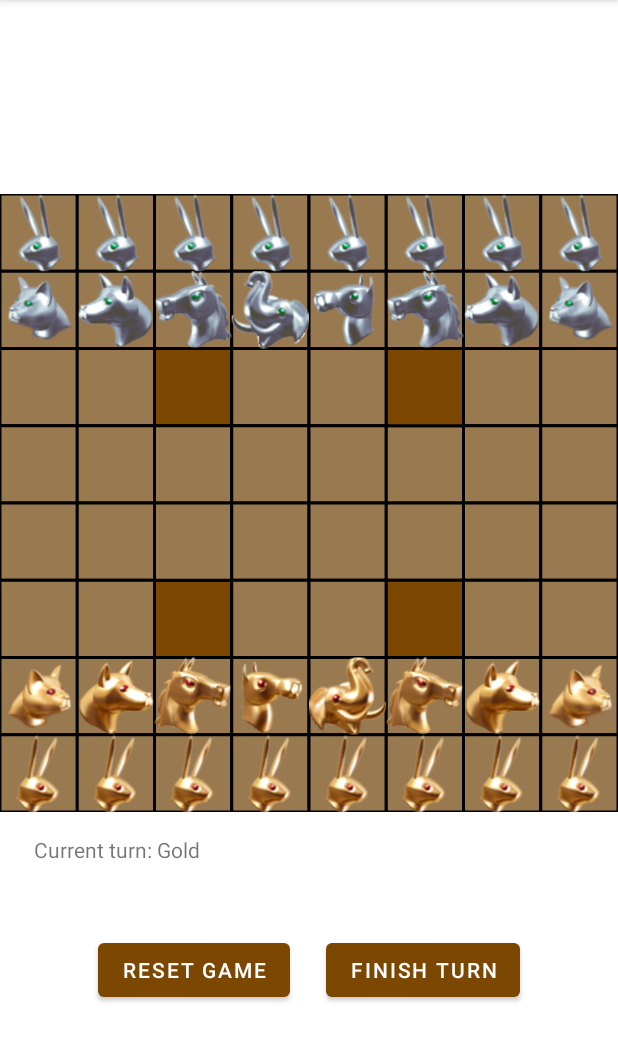
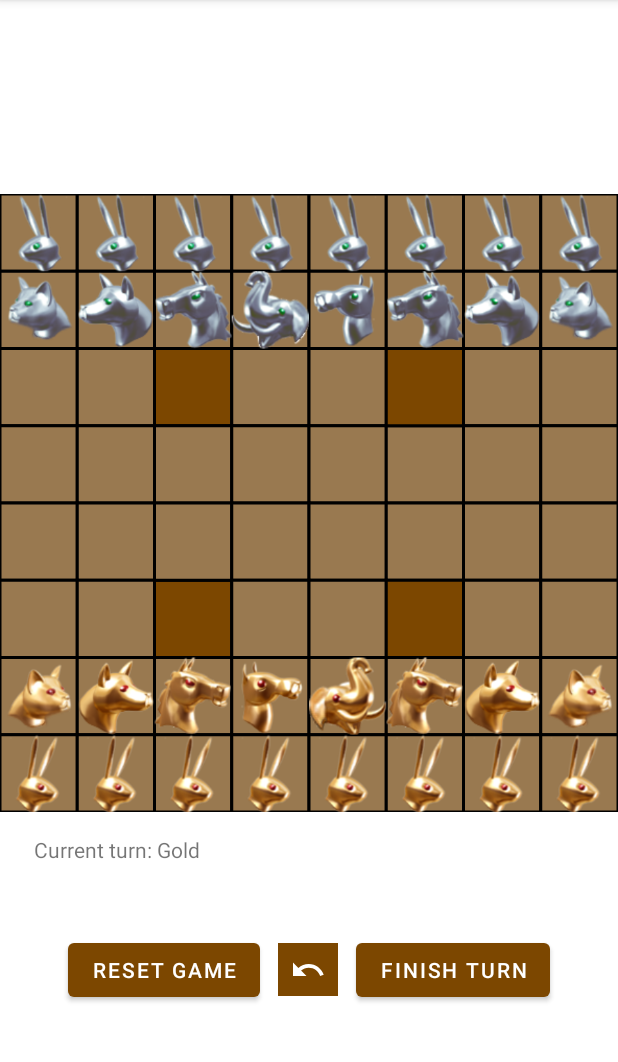
Before and after one commit to Abd-Alrahman-Alahmar/Arimaa-Game, an Android app: the screen it shows after launch (MainActivity), on a phone screen of 412 x 824 dp, the part 84-1146 px from its top. Run offline under Robolectric (Android 15) with nearby library versions, the phone set to English and light mode, and no system bars.

Commit message:
Enable a larger piece to pull a smaller piece A dialog will be display to ask if the user wants to move or pull
Add in an undo feature fo the current turn to undo moves made during the current turn before committing.

Signed-off-by: Abd Alrahman Alahmar <abdalrahman.alahmar@student.griffith.ie>

```diff
--- a/app/src/main/java/com/example/assignment2/ArimaaDelegate.kt
+++ b/app/src/main/java/com/example/assignment2/ArimaaDelegate.kt
@@ -10,6 +10,8 @@ interface ArimaaDelegate {
 
     fun updateBoard()
 
+    fun AlertBeforePull()
+
     fun endGame(goldPlayer: Boolean)
 
 }
--- a/app/src/main/java/com/example/assignment2/CustomView.kt
+++ b/app/src/main/java/com/example/assignment2/CustomView.kt
@@ -124,7 +124,6 @@ class CustomView (context: Context?, attrs: AttributeSet?) : View(context, attrs
             for (col in 0 until 8) {
 
                 val arimaaPiece = arimaaGame!!.arimaaBoard.getArimaaPieces()[row]?.get(col) ?: continue
-
                     drawPieceAt(canvas,row,col,arimaaPiece.resID)
         }
         }}
--- a/app/src/main/java/com/example/assignment2/MainActivity.kt
+++ b/app/src/main/java/com/example/assignment2/MainActivity.kt
@@ -4,6 +4,7 @@ import androidx.appcompat.app.AppCompatActivity
 import android.os.Bundle
 import android.view.View
 import android.widget.Button
+import android.widget.ImageButton
 import android.widget.TextView
 import android.widget.Toast
 import androidx.appcompat.app.AlertDialog
@@ -13,6 +14,7 @@ class MainActivity : AppCompatActivity(),ArimaaDelegate {
     private lateinit var arimaaGame: ArimaaGame
     private lateinit var finishTurnButton: Button
     private lateinit var resetButton: Button
+    private lateinit var undoButton: ImageButton
     private lateinit var currentPlayer: TextView
     private lateinit var error: TextView
     private lateinit var winner: TextView
@@ -24,6 +26,7 @@ class MainActivity : AppCompatActivity(),ArimaaDelegate {
 
         currentPlayer = findViewById<TextView>(R.id.currentPlayer)
         resetButton = findViewById<Button>(R.id.reset_button)
+        undoButton = findViewById<ImageButton>(R.id.undo_button)
         error = findViewById<TextView>(R.id.error)
         finishTurnButton = findViewById<Button>(R.id.finish_button)
         customView = findViewById<CustomView>(R.id.custom_view)
@@ -42,6 +45,10 @@ class MainActivity : AppCompatActivity(),ArimaaDelegate {
             arimaaGame = ArimaaGame(this)
             customView.Start(arimaaGame)
             endTurn(true)
+        }
+
+        undoButton.setOnClickListener{
+            arimaaGame.undo()
         }
     }
 
@@ -62,9 +69,18 @@ class MainActivity : AppCompatActivity(),ArimaaDelegate {
         customView.invalidate()
     }
 
+    override fun AlertBeforePull() {
+        AlertDialog.Builder(this).setTitle("Pull").setMessage("Do you want to pull enemy piece?")
+            .setCancelable(false)
+            .setPositiveButton("Yes") { _, _ -> arimaaGame.alretDialogPull(true)}
+            .setNegativeButton("No") { _, _ -> arimaaGame.alretDialogPull(false)}
+            .show()
+    }
+
     override fun showMessage(message: String?) {
         Toast.makeText(this, message, Toast.LENGTH_SHORT).show()
     }
+
 
     override fun endGame(goldPlayer: Boolean) {
         winner.text = if(goldPlayer) "Golden Player Wins" else "Silver Player Wins"
--- /dev/null
+++ b/app/src/main/res/drawable/undo.xml
@@ -0,0 +1,5 @@
+<vector android:autoMirrored="true" android:height="24dp"
+    android:tint="#FFFFFF" android:viewportHeight="24"
+    android:viewportWidth="24" android:width="24dp" xmlns:android="http://schemas.android.com/apk/res/android">
+    <path android:fillColor="@android:color/white" android:pathData="M12.5,8c-2.65,0 -5.05,0.99 -6.9,2.6L2,7v9h9l-3.62,-3.62c1.39,-1.16 3.16,-1.88 5.12,-1.88 3.54,0 6.55,2.31 7.6,5.5l2.37,-0.78C21.08,11.03 17.15,8 12.5,8z"/>
+</vector>
--- a/app/src/main/res/layout/activity_main.xml
+++ b/app/src/main/res/layout/activity_main.xml
@@ -54,6 +54,15 @@
         android:layout_margin="12dp"
         android:text="Reset Game"/>
 
+        <ImageButton
+            android:id="@+id/undo_button"
+            android:layout_width="40dp"
+            android:layout_height="35dp"
+            android:src="@drawable/undo"
+            android:background="@color/dark_brown"/>
+
+
+
     <Button
         android:id="@+id/finish_button"
         android:layout_width="wrap_content"
```
Also changed, not shown: app/src/main/java/com/example/assignment2/ArimaaBoard.kt (+9 -0 lines), app/src/main/java/com/example/assignment2/ArimaaGame.kt (+73 -20 lines).
